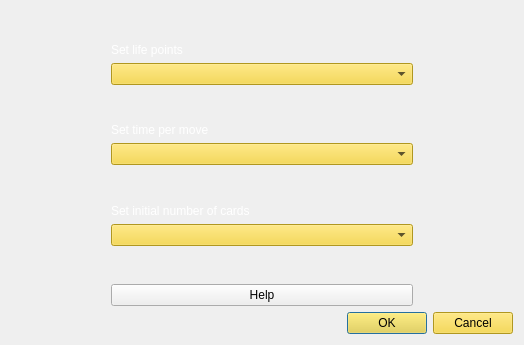
Before: the Qt Designer form Yugioh/sources/GameSettings.ui in crknuchu/yugioh-clone, drawn with Qt 5.
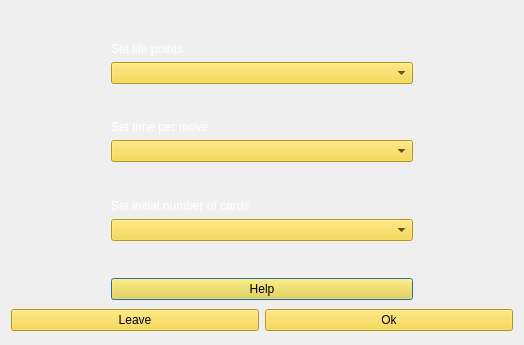
After: the same form once the commit is applied.

Commit message: feat: Add signals to update changes for game settings

Diff of the .ui file:
```diff
--- a/Yugioh/sources/GameSettings.ui
+++ b/Yugioh/sources/GameSettings.ui
@@ -134,7 +134,7 @@
      <item>
       <widget class="QPushButton" name="pushButton">
        <property name="styleSheet">
-        <string notr="true">background-color: qconicalgradient(cx:0.5, cy:0.5, angle:0, stop:0 rgba(35, 40, 3, 255), stop:0.16 rgba(136, 106, 22, 255), stop:0.225 rgba(166, 140, 41, 255), stop:0.285 rgba(204, 181, 74, 255), stop:0.345 rgba(235, 219, 102, 255), stop:0.415 rgba(245, 236, 112, 255), stop:0.52 rgba(209, 190, 76, 255), stop:0.57 rgba(187, 156, 51, 255), stop:0.635 rgba(168, 142, 42, 255), stop:0.695 rgba(202, 174, 68, 255), stop:0.75 rgba(218, 202, 86, 255), stop:0.815 rgba(208, 187, 73, 255), stop:0.88 rgba(187, 156, 51, 255), stop:0.935 rgba(137, 108, 26, 255), stop:1 rgba(35, 40, 3, 255));</string>
+        <string notr="true">background-color: rgb(246, 211, 45);</string>
        </property>
        <property name="text">
         <string>Help</string>
@@ -144,17 +144,54 @@
     </layout>
    </item>
    <item>
-    <widget class="QDialogButtonBox" name="Back">
-     <property name="styleSheet">
-      <string notr="true">background-color: rgb(246, 211, 45);</string>
+    <spacer name="verticalSpacer_5">
+     <property name="orientation">
+      <enum>Qt::Vertical</enum>
      </property>
+     <property name="sizeHint" stdset="0">
+      <size>
+       <width>20</width>
+       <height>40</height>
+      </size>
+     </property>
+    </spacer>
+   </item>
+   <item>
+    <layout class="QHBoxLayout" name="horizontalLayout">
+     <item>
+      <widget class="QPushButton" name="leaveButton">
+       <property name="styleSheet">
+        <string notr="true">background-color: rgb(246, 211, 45);</string>
+       </property>
+       <property name="text">
+        <string>Leave</string>
+       </property>
+      </widget>
+     </item>
+     <item>
+      <widget class="QPushButton" name="okButton">
+       <property name="styleSheet">
+        <string notr="true">background-color: rgb(246, 211, 45);</string>
+       </property>
+       <property name="text">
+        <string>Ok</string>
+       </property>
+      </widget>
+     </item>
+    </layout>
+   </item>
+   <item>
+    <spacer name="verticalSpacer_6">
      <property name="orientation">
-      <enum>Qt::Horizontal</enum>
+      <enum>Qt::Vertical</enum>
      </property>
-     <property name="standardButtons">
-      <set>QDialogButtonBox::Cancel|QDialogButtonBox::Ok</set>
+     <property name="sizeHint" stdset="0">
+      <size>
+       <width>20</width>
+       <height>40</height>
+      </size>
      </property>
-    </widget>
+    </spacer>
    </item>
   </layout>
  </widget>
```
Left out of the diff: 35 changed lines with no effect on the pictures. The commit also changes 558 other files.
